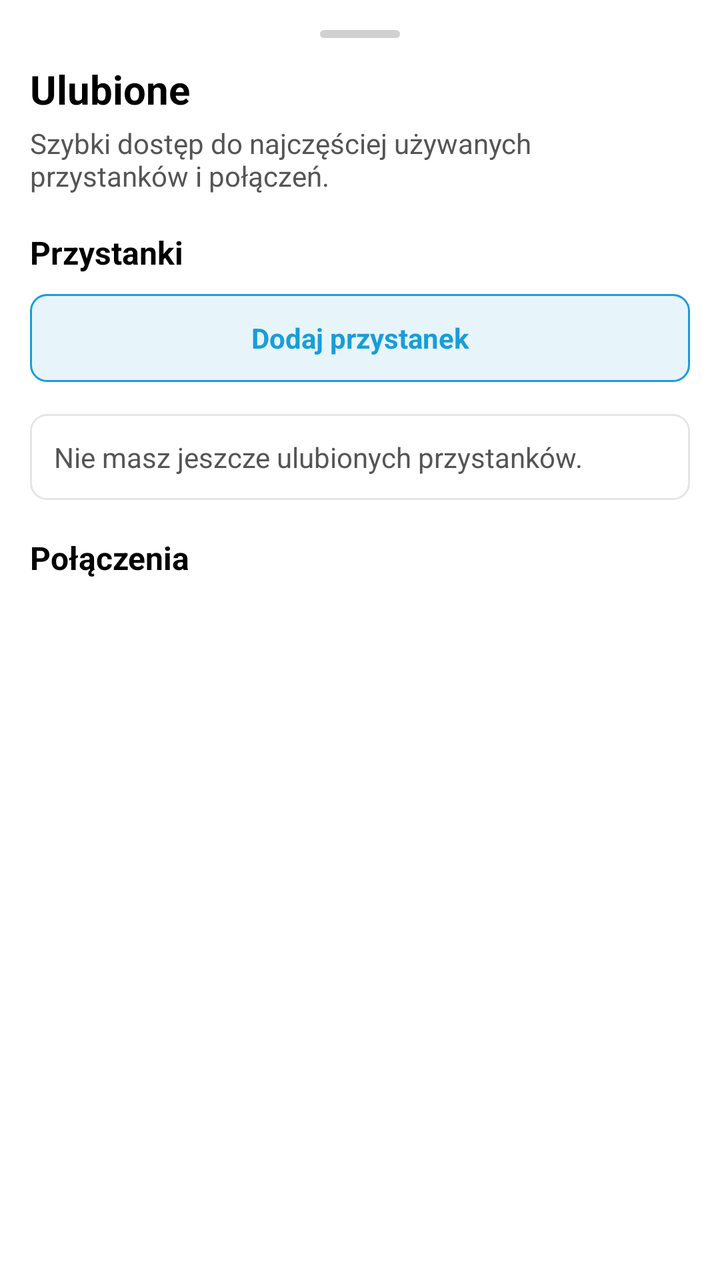
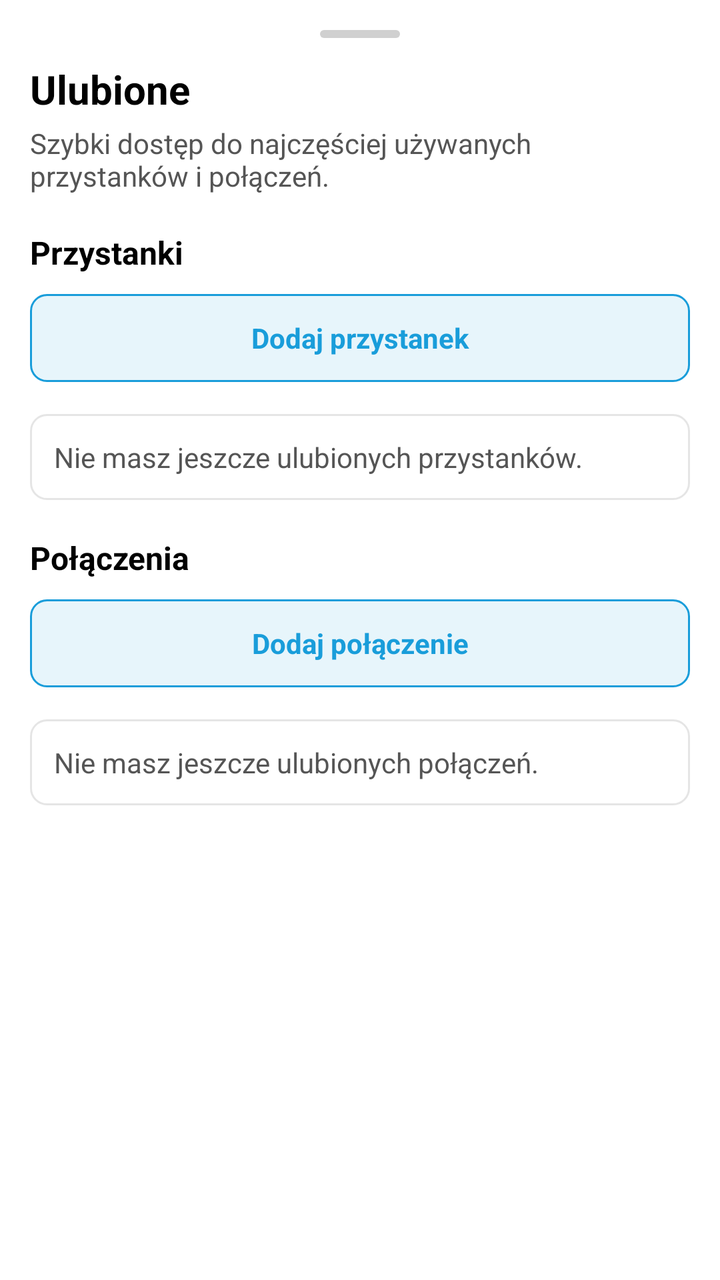

Before-and-after screenshots of an Android layout around one commit, followed by the original layout XML and the change that was made.
<!-- AndroidManifest.xml: application theme AppTheme -->
<!-- res/layout/dialog_favourites.xml -->
<?xml version="1.0" encoding="utf-8"?>
<androidx.core.widget.NestedScrollView xmlns:android="http://schemas.android.com/apk/res/android"
    android:layout_width="match_parent"
    android:layout_height="wrap_content"
    android:background="@drawable/bg_bottom_sheet"
    android:fillViewport="false">

    <LinearLayout
        android:layout_width="match_parent"
        android:layout_height="wrap_content"
        android:orientation="vertical"
        android:padding="15dp">

        <View
            android:layout_width="40dp"
            android:layout_height="4dp"
            android:layout_gravity="center_horizontal"
            android:layout_marginBottom="12dp"
            android:background="@drawable/bg_bottom_sheet_handle" />

        <TextView
            android:layout_width="match_parent"
            android:layout_height="wrap_content"
            android:text="@string/favourites"
            android:textColor="@color/app_text"
            android:textSize="20sp"
            android:textStyle="bold" />

        <TextView
            android:layout_width="match_parent"
            android:layout_height="wrap_content"
            android:layout_marginTop="4dp"
            android:text="@string/favourites_description"
            android:textColor="@color/app_text_secondary"
            android:textSize="14sp" />

        <TextView
            android:layout_width="match_parent"
            android:layout_height="wrap_content"
            android:layout_marginTop="18dp"
            android:text="@string/favourite_stops"
            android:textColor="@color/app_text"
            android:textSize="16sp"
            android:textStyle="bold" />

        <TextView
            android:id="@+id/addFavouriteStopButton"
            android:layout_width="match_parent"
            android:layout_height="wrap_content"
            android:layout_marginTop="10dp"
            android:background="@drawable/bg_outline_primary_button"
            android:clickable="true"
            android:focusable="true"
            android:gravity="center"
            android:minHeight="44dp"
            android:paddingStart="16dp"
            android:paddingTop="10dp"
            android:paddingEnd="16dp"
            android:paddingBottom="10dp"
            android:text="@string/add_favourite_stop"
            android:textColor="@color/colorPrimary"
            android:textStyle="bold" />

        <LinearLayout
            android:id="@+id/favouriteStopsContainer"
            android:layout_width="match_parent"
            android:layout_height="wrap_content"
            android:layout_marginTop="8dp"
            android:orientation="vertical" />

        <TextView
            android:id="@+id/emptyFavouriteStopsText"
            android:layout_width="match_parent"
            android:layout_height="wrap_content"
            android:layout_marginTop="8dp"
            android:background="@drawable/bg_snackbar"
            android:padding="12dp"
            android:text="@string/no_favourite_stops"
            android:textColor="@color/app_text_secondary" />

        <TextView
            android:layout_width="match_parent"
            android:layout_height="wrap_content"
            android:layout_marginTop="18dp"
            android:text="@string/favourite_connections"
            android:textColor="@color/app_text"
            android:textSize="16sp"
            android:textStyle="bold" />

        <LinearLayout
            android:id="@+id/favouriteConnectionsContainer"
            android:layout_width="match_parent"
            android:layout_height="wrap_content"
            android:layout_marginTop="8dp"
            android:orientation="vertical" />

    </LinearLayout>
</androidx.core.widget.NestedScrollView>
<!-- resources referenced by this layout -->
<resources>
  <color name="app_text">#000000</color>
  <color name="app_text_secondary">#555555</color>
  <color name="colorPrimary">#199DDA</color>
  <!-- drawable bg_bottom_sheet (drawable) -->
  <?xml version="1.0" encoding="utf-8"?>
  <shape xmlns:android="http://schemas.android.com/apk/res/android"
      android:shape="rectangle">
  
      <solid android:color="@color/app_surface" />
  
      <corners
          android:topLeftRadius="20dp"
          android:topRightRadius="20dp" />
  </shape>
  <!-- drawable bg_bottom_sheet_handle (drawable) -->
  <?xml version="1.0" encoding="utf-8"?>
  <shape xmlns:android="http://schemas.android.com/apk/res/android"
      android:shape="rectangle">
  
      <solid android:color="@color/bottom_sheet_handle" />
      <corners android:radius="2dp" />
  </shape>
  <!-- drawable bg_outline_primary_button (drawable) -->
  <?xml version="1.0" encoding="utf-8"?>
  <selector xmlns:android="http://schemas.android.com/apk/res/android">
      <item android:state_pressed="true">
          <shape android:shape="rectangle">
              <solid android:color="#33199DDA" />
              <stroke
                  android:width="1dp"
                  android:color="@color/colorPrimary" />
              <corners android:radius="8dp" />
          </shape>
      </item>
      <item>
          <shape android:shape="rectangle">
              <solid android:color="#1A199DDA" />
              <stroke
                  android:width="1dp"
                  android:color="@color/colorPrimary" />
              <corners android:radius="8dp" />
          </shape>
      </item>
  </selector>
  <!-- drawable bg_snackbar (drawable) -->
  <?xml version="1.0" encoding="utf-8"?>
  <shape xmlns:android="http://schemas.android.com/apk/res/android">
      <solid android:color="@color/app_surface_elevated" />
      <stroke
          android:width="1dp"
          android:color="@color/app_surface_stroke" />
      <corners android:radius="8dp" />
  </shape>
  <string name="add_favourite_stop">Dodaj przystanek</string>
  <string name="favourite_connections">Połączenia</string>
  <string name="favourite_stops">Przystanki</string>
  <string name="favourites">Ulubione</string>
  <string name="favourites_description">Szybki dostęp do najczęściej używanych przystanków i połączeń.</string>
  <string name="no_favourite_stops">Nie masz jeszcze ulubionych przystanków.</string>
  <style name="AppTheme" parent="Theme.MaterialComponents.DayNight.DarkActionBar">
          
          <item name="colorPrimary">@color/colorPrimary</item>
          <item name="colorPrimaryDark">@color/colorPrimaryDark</item>
          <item name="colorAccent">@color/colorAccent</item>
          <item name="android:windowLightStatusBar">true</item>
          <item name="android:colorBackground">@color/app_surface</item>
          <item name="colorSurface">@color/app_surface</item>
      </style>
  <color name="app_surface">#FFFFFF</color>
  <color name="bottom_sheet_handle">#D0D0D0</color>
  <color name="app_surface_elevated">#FFFFFF</color>
  <color name="app_surface_stroke">#1A000000</color>
  <color name="colorPrimaryDark">#23307B</color>
  <color name="colorAccent">#199DDA</color>
</resources>

<!-- the commit's change to res/layout/dialog_favourites.xml (unified diff, before → after) -->
@@ -87,6 +87,24 @@
             android:textSize="16sp"
             android:textStyle="bold" />
 
+        <TextView
+            android:id="@+id/addFavouriteConnectionButton"
+            android:layout_width="match_parent"
+            android:layout_height="wrap_content"
+            android:layout_marginTop="10dp"
+            android:background="@drawable/bg_outline_primary_button"
+            android:clickable="true"
+            android:focusable="true"
+            android:gravity="center"
+            android:minHeight="44dp"
+            android:paddingStart="16dp"
+            android:paddingTop="10dp"
+            android:paddingEnd="16dp"
+            android:paddingBottom="10dp"
+            android:text="@string/add_favourite_connection"
+            android:textColor="@color/colorPrimary"
+            android:textStyle="bold" />
+
         <LinearLayout
             android:id="@+id/favouriteConnectionsContainer"
             android:layout_width="match_parent"
@@ -94,5 +112,15 @@
             android:layout_marginTop="8dp"
             android:orientation="vertical" />
 
+        <TextView
+            android:id="@+id/emptyFavouriteConnectionsText"
+            android:layout_width="match_parent"
+            android:layout_height="wrap_content"
+            android:layout_marginTop="8dp"
+            android:background="@drawable/bg_snackbar"
+            android:padding="12dp"
+            android:text="@string/no_favourite_connections"
+            android:textColor="@color/app_text_secondary" />
+
     </LinearLayout>
 </androidx.core.widget.NestedScrollView>
<!-- resource entries referenced after the edit -->
@@ -53,11 +53,13 @@
           android:color="@color/app_surface_stroke" />
       <corners android:radius="8dp" />
   </shape>
+  <string name="add_favourite_connection">Dodaj połączenie</string>
   <string name="add_favourite_stop">Dodaj przystanek</string>
   <string name="favourite_connections">Połączenia</string>
   <string name="favourite_stops">Przystanki</string>
   <string name="favourites">Ulubione</string>
   <string name="favourites_description">Szybki dostęp do najczęściej używanych przystanków i połączeń.</string>
+  <string name="no_favourite_connections">Nie masz jeszcze ulubionych połączeń.</string>
   <string name="no_favourite_stops">Nie masz jeszcze ulubionych przystanków.</string>
   <style name="AppTheme" parent="Theme.MaterialComponents.DayNight.DarkActionBar">
           
